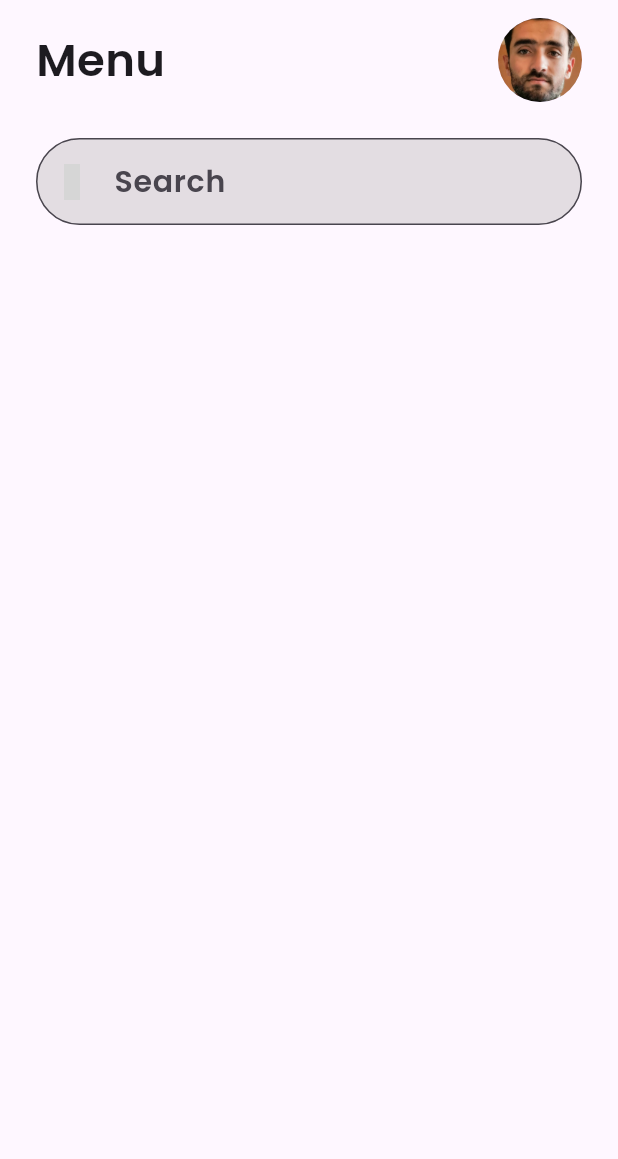
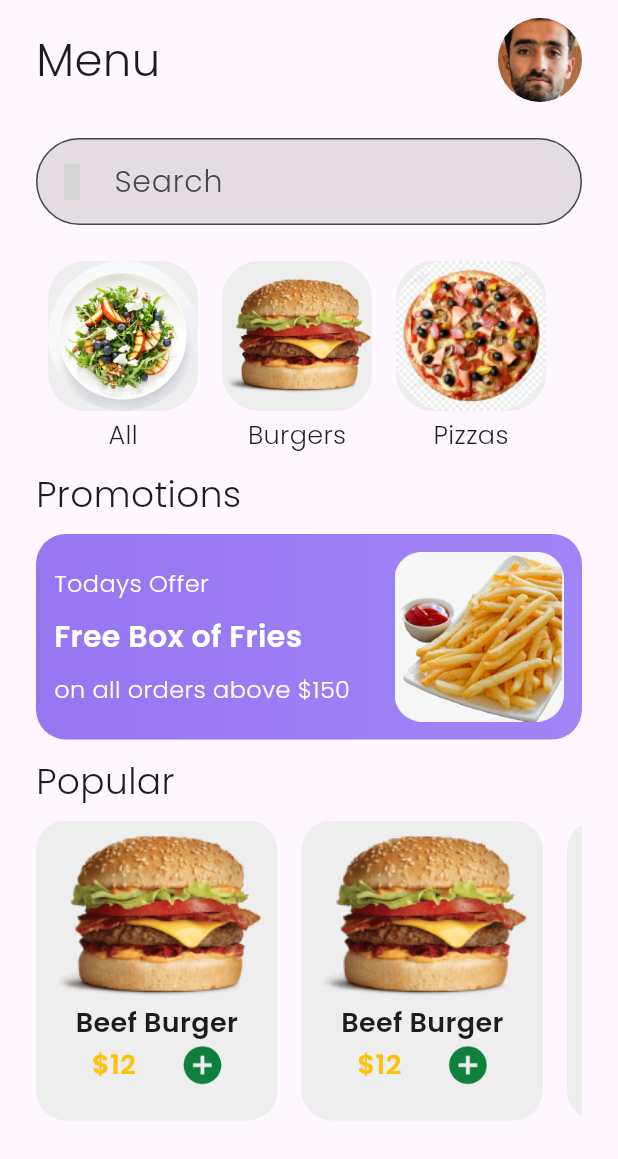
Before and after one commit to musharrafhamraz/FoodApp-Flutter, a Flutter app: the HomePage screen opened directly, on a phone screen of 412 x 824 dp. Shown: the top 1159 px of the screen. Run offline on Flutter 3.47's test engine with Material 3 defaults, Android fonts, the light colour scheme and no system bars; our stand-ins replace gap, iconsax; grey boxes are pictures that could not be loaded.

Commit message:
home screen design done.

```diff
--- a/lib/screens/homepage_screen.dart
+++ b/lib/screens/homepage_screen.dart
@@ -1,5 +1,9 @@
 import 'package:flutter/material.dart';
+import 'package:foodappclone/widgets/category_component.dart';
+import 'package:foodappclone/widgets/product_component.dart';
+import 'package:foodappclone/widgets/promo_card.dart';
 import 'package:foodappclone/widgets/search_field.dart';
+import 'package:foodappclone/widgets/title_text.dart';
 import 'package:foodappclone/widgets/topbar.dart';
 import 'package:gap/gap.dart';
 
@@ -8,16 +12,63 @@ class HomePage extends StatelessWidget {
 
   @override
   Widget build(BuildContext context) {
-    return const Scaffold(
+    return Scaffold(
       body: SafeArea(
         child: Padding(
-          padding: EdgeInsets.only(top: 12.0, left: 24.0, right: 24.0),
-          child: Column(
-            children: [
-              TopBar(),
-              Gap(24),
-              SearchField(),
-            ],
+          padding: const EdgeInsets.only(top: 12.0, left: 24.0, right: 24.0),
+          child: SingleChildScrollView(
+            child: Column(
+              crossAxisAlignment: CrossAxisAlignment.start,
+              children: [
+                const TopBar(),
+                const Gap(24),
+                const SearchField(),
+                const Gap(24),
+                SingleChildScrollView(
+                  scrollDirection: Axis.horizontal,
+                  child: Row(
+                    children: [
+                      CategoryButton(
+                        label: 'All',
+                        imgPath: "assets/Picture3.png",
+                        onSelectCategory: (String) {},
+                      ),
+                      CategoryButton(
+                        label: 'Burgers',
+                        imgPath: "assets/Picture1.png",
+                        onSelectCategory: (String) {},
+                      ),
+                      CategoryButton(
+                        label: 'Pizzas',
+                        imgPath: "assets/Picture2.png",
+                        onSelectCategory: (String) {},
+                      ),
+                    ],
+                  ),
+                ),
+                const Gap(10),
+                const TitleText(text: 'Promotions'),
+                const Gap(10),
+                const PromoCard(),
+                const Gap(10),
+                const TitleText(text: 'Popular'),
+                const Gap(10),
+                SizedBox(
+                  height: 200,
+                  child: ListView(
+                    scrollDirection: Axis.horizontal,
+                    children: [
+                      ProductComponents(),
+                      ProductComponents(),
+                      ProductComponents(),
+                      ProductComponents(),
+                      ProductComponents(),
+                      ProductComponents(),
+                    ],
+                  ),
+                )
+              ],
+            ),
           ),
         ),
       ),
--- /dev/null
+++ b/lib/widgets/category_component.dart
@@ -0,0 +1,51 @@
+import 'package:flutter/material.dart';
+
+class CategoryButton extends StatelessWidget {
+  final String imgPath;
+  final String label;
+  final Function(String)? onSelectCategory;
+
+  const CategoryButton(
+      {super.key,
+      required this.label,
+      required this.imgPath,
+      required this.onSelectCategory});
+
+  @override
+  Widget build(BuildContext context) {
+    return GestureDetector(
+      onTap: () {
+        onSelectCategory!(label);
+      },
+      child: Padding(
+        padding: const EdgeInsets.symmetric(horizontal: 8.0),
+        child: Column(
+          children: [
+            Container(
+              height: 100,
+              width: 100,
+              decoration: BoxDecoration(
+                  color: Colors.grey[200],
+                  borderRadius: BorderRadius.circular(25)),
+              child: ClipRRect(
+                borderRadius: BorderRadius.circular(35),
+                child: Image(
+                    fit: BoxFit.contain,
+                    height: 50,
+                    image: AssetImage(imgPath)),
+              ),
+            ),
+            const SizedBox(height: 4),
+            Text(
+              label,
+              style: const TextStyle(
+                  fontSize: 17,
+                  fontWeight: FontWeight.w300,
+                  fontFamily: 'Poppins'),
+            ),
+          ],
+        ),
+      ),
+    );
+  }
+}
--- /dev/null
+++ b/lib/widgets/product_component.dart
@@ -0,0 +1,52 @@
+import 'package:flutter/material.dart';
+import 'package:gap/gap.dart';
+
+class ProductComponents extends StatelessWidget {
+  const ProductComponents({
+    super.key,
+  });
+
+  @override
+  Widget build(BuildContext context) {
+    return Container(
+      height: 190,
+      width: 161,
+      padding: const EdgeInsets.all(10.0),
+      margin: const EdgeInsets.only(right: 16.0),
+      decoration: BoxDecoration(
+        color: Colors.grey[200],
+        borderRadius: BorderRadius.circular(20),
+      ),
+      child: const Column(
+        children: [
+          Image(
+            image: AssetImage('assets/Picture1.png'),
+          ),
+          Gap(5.0),
+          Text(
+            'Beef Burger',
+            style: TextStyle(
+                fontSize: 18,
+                fontFamily: 'Poppins',
+                fontWeight: FontWeight.bold),
+          ),
+          Row(
+            mainAxisAlignment: MainAxisAlignment.spaceEvenly,
+            children: [
+              Text('\$12',
+                  style: TextStyle(
+                      fontSize: 18,
+                      fontFamily: 'Poppins',
+                      fontWeight: FontWeight.bold,
+                      color: Colors.amber)),
+              Image(
+                image: AssetImage('assets/Picture7.png'),
+                height: 30,
+              )
+            ],
+          )
+        ],
+      ),
+    );
+  }
+}
--- /dev/null
+++ b/lib/widgets/promo_card.dart
@@ -0,0 +1,60 @@
+import 'package:flutter/material.dart';
+
+class PromoCard extends StatelessWidget {
+  const PromoCard({
+    super.key,
+  });
+
+  @override
+  Widget build(BuildContext context) {
+    return Container(
+      height: 137,
+      width: MediaQuery.of(context).size.width,
+      padding: const EdgeInsets.all(12.0),
+      decoration: BoxDecoration(
+          borderRadius: BorderRadius.circular(20),
+          gradient: const LinearGradient(colors: [
+            Color.fromRGBO(149, 119, 242, 1),
+            Color.fromRGBO(160, 133, 247, 1)
+          ])),
+      child: Row(
+        mainAxisAlignment: MainAxisAlignment.spaceBetween,
+        children: [
+          const Column(
+            crossAxisAlignment: CrossAxisAlignment.start,
+            mainAxisAlignment: MainAxisAlignment.spaceEvenly,
+            children: [
+              Text(
+                'Todays Offer',
+                style: TextStyle(
+                    fontSize: 16,
+                    fontFamily: 'Poppins',
+                    color: Colors.white,
+                    fontWeight: FontWeight.w200),
+              ),
+              Text(
+                'Free Box of Fries',
+                style: TextStyle(
+                    fontSize: 20,
+                    fontFamily: 'Poppins',
+                    color: Colors.white,
+                    fontWeight: FontWeight.bold),
+              ),
+              Text(
+                'on all orders above \$150',
+                style: TextStyle(
+                    fontSize: 16,
+                    fontFamily: 'Poppins',
+                    color: Colors.white,
+                    fontWeight: FontWeight.w200),
+              ),
+            ],
+          ),
+          GestureDetector(
+              onTap: () {},
+              child: const Image(image: AssetImage('assets/Picture6.png')))
+        ],
+      ),
+    );
+  }
+}
--- /dev/null
+++ b/lib/widgets/title_text.dart
@@ -0,0 +1,15 @@
+import 'package:flutter/material.dart';
+
+class TitleText extends StatelessWidget {
+  final String text;
+  const TitleText({super.key, required this.text});
+
+  @override
+  Widget build(BuildContext context) {
+    return Text(
+      text,
+      style: const TextStyle(
+          fontSize: 24, fontFamily: 'Poppins', fontWeight: FontWeight.w200),
+    );
+  }
+}
--- a/pubspec.yaml
+++ b/pubspec.yaml
@@ -80,6 +80,7 @@ flutter:
     - family: Poppins
       fonts:
         - asset: assets/fonts/Poppins-SemiBold.ttf
+        - asset: assets/fonts/Poppins-Light.ttf
           style: normal
   #   - family: Trajan Pro
   #     fonts:
```
Also changed, not shown: assets/Picture1.png (added), assets/Picture2.png (added), assets/Picture4.png (added), assets/Picture5.png (added), assets/Picture6.png (added), assets/Picture7.png (added), assets/fonts/Poppins-Light.ttf (added).
